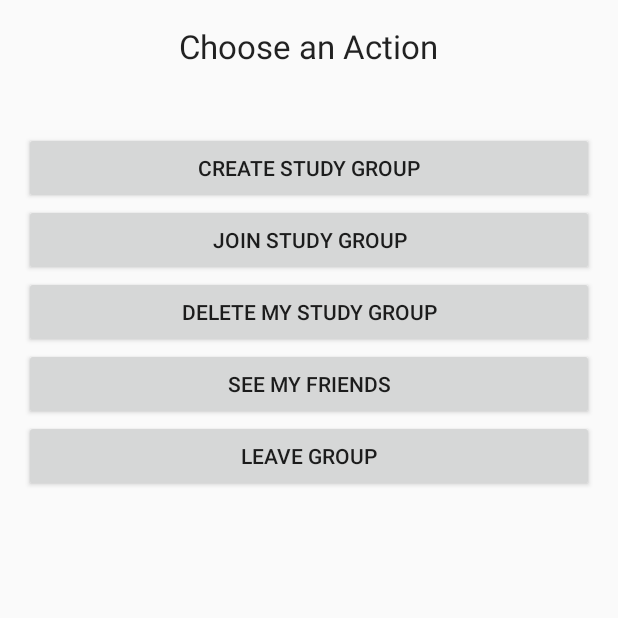
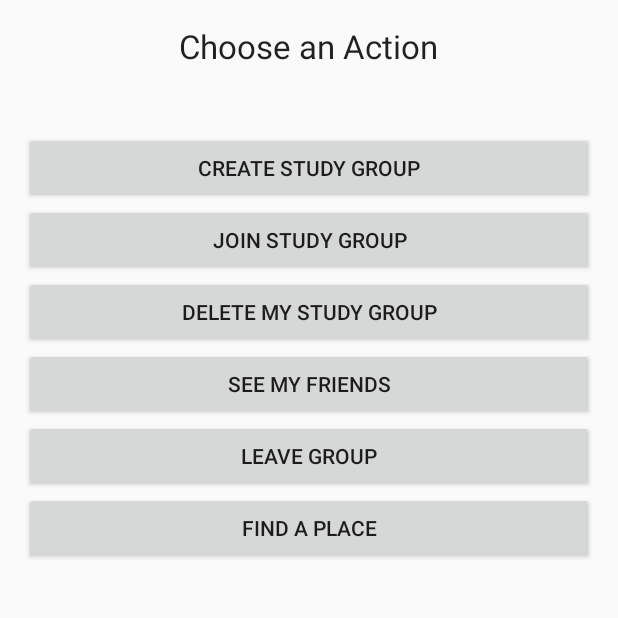
Before and after one commit to IoThingers/SmartLibraryApplication, an Android app: the RegisterActivity screen opened directly, with no data from a screen before it, on a phone screen of 412 x 824 dp, the top half of it. Run offline under Robolectric (Android 15) with nearby library versions, the phone set to English and light mode, and no system bars; libraries missing offline, so code that uses them is left out: com.loopj.android; 2 statements that could not run were skipped.

Commit message:
Integration
Integration

```diff
--- a/SmartLibrary/app/src/main/java/com/google/android/gms/nearby/messages/samples/nearbybackgroundbeacons/RegisterActivity.java
+++ b/SmartLibrary/app/src/main/java/com/google/android/gms/nearby/messages/samples/nearbybackgroundbeacons/RegisterActivity.java
@@ -93,6 +93,7 @@ public class RegisterActivity extends Activity implements GoogleApiClient.Connec
         final Button myfriends = (Button) findViewById(R.id.friends);
         final Button delmygroup = (Button) findViewById(R.id.delete);
         final Button leavegroup = (Button) findViewById(R.id.leave_group);
+        final Button findaplace = (Button) findViewById(R.id.findaplace);
         user = getSharedPreferences(getApplicationContext().getPackageName(),
                 Context.MODE_PRIVATE);
 
@@ -134,6 +135,12 @@ public class RegisterActivity extends Activity implements GoogleApiClient.Connec
                 params.put("user-id", user.getString("userid", "-1"));
                 params.put("group-id",  user.getString("createdgroupid", "-1"));
                 invokeWSDeleteGroup(params);
+            }
+        });
+        findaplace.setOnClickListener(new View.OnClickListener() {
+            @Override
+            public void onClick(View v) {
+                invokeWSSections();
             }
         });
 
@@ -396,6 +403,7 @@ public class RegisterActivity extends Activity implements GoogleApiClient.Connec
     private void invokeWSDeleteGroup(RequestParams params)
     {
         AsyncHttpClient client = new AsyncHttpClient();
+        Log.i(TAG,"sharique delete params = " + params);
         client.delete(getApplicationContext(), Utils.url + "groups/delete-group", null, params, new AsyncHttpResponseHandler() {
             @Override
             public void onSuccess(String content) {
@@ -440,4 +448,46 @@ public class RegisterActivity extends Activity implements GoogleApiClient.Connec
             }
         });
     }
+
+    private void invokeWSSections()
+    {
+        AsyncHttpClient client = new AsyncHttpClient();
+        RequestParams params = new RequestParams();
+        client.get(Utils.url + "sections/get-all-sections", params, new AsyncHttpResponseHandler() {
+            @Override
+            public void onSuccess(int statusCode, String content) {
+                super.onSuccess(statusCode, content);
+
+
+                int responsecode;
+                if (content != null) {
+                    try {
+                        JSONObject jsonObj = new JSONObject(content);
+                        responsecode = jsonObj.getInt("responseCode");
+                        if (responsecode == 200) {
+                            Intent i = new Intent(RegisterActivity.this, PlaceActivity.class);
+                            i.putExtra("jsonresponse", content);
+                            startActivity(i);
+                        } else {
+                            runOnUiThread(new Runnable() {
+                                @Override
+                                public void run() {
+                                    Toast.makeText(getApplicationContext(), "invokeWSSections WebApi response code failure", Toast.LENGTH_LONG).show();
+                                }
+                            });
+
+                        }
+                    } catch (JSONException e) {
+                        e.printStackTrace();
+                    }
+                }
+            }
+
+            @Override
+            public void onFailure(int statusCode, Throwable error, String content) {
+                super.onFailure(statusCode, error, content);
+                Log.i(TAG, "sharique invokeWSSections onFailure " + content);
+            }
+        });
+    }
 }
--- a/SmartLibrary/app/src/main/res/layout/test_main.xml
+++ b/SmartLibrary/app/src/main/res/layout/test_main.xml
@@ -87,4 +87,16 @@ tools:context="com.google.android.gms.nearby.messages.samples.nearbybackgroundbe
         android:layout_alignRight="@+id/friends"
         android:layout_alignEnd="@+id/friends"
         android:singleLine="false" />
+
+    <Button
+        android:layout_width="wrap_content"
+        android:layout_height="wrap_content"
+        android:text="Find a Place"
+        android:id="@+id/findaplace"
+        android:layout_below="@+id/leave_group"
+        android:layout_alignParentLeft="true"
+        android:layout_alignParentStart="true"
+        android:layout_alignParentRight="true"
+        android:layout_alignParentEnd="true"
+        android:singleLine="false" />
 </RelativeLayout>
```
Also changed, not shown: SmartLibrary/app/src/main/AndroidManifest.xml (+10 -12 lines), SmartLibrary/app/src/main/java/com/android/smartlibrary/entities/Section.java (added, +117 -0 lines), SmartLibrary/app/src/main/java/com/google/android/gms/nearby/messages/samples/nearbybackgroundbeacons/CreateGroupActivity.java (+6 -3 lines), SmartLibrary/app/src/main/java/com/google/android/gms/nearby/messages/samples/nearbybackgroundbeacons/PlaceActivity.java (added, +116 -0 lines), SmartLibrary/app/src/main/res/layout/place.xml (added, +52 -0 lines), SmartLibrary/app/src/main/res/drawable-hdpi/section1_green.jpg (added), SmartLibrary/app/src/main/res/drawable-hdpi/section1_red.jpg (added), SmartLibrary/app/src/main/res/drawable-hdpi/section1_yellow.jpg (added), SmartLibrary/app/src/main/res/drawable-hdpi/section2_green.jpg (added), SmartLibrary/app/src/main/res/drawable-hdpi/section2_red.jpg (added), SmartLibrary/app/src/main/res/drawable-hdpi/section2_yellow.jpg (added), SmartLibrary/app/src/main/res/drawable-hdpi/section3_green.jpg (added), SmartLibrary/app/src/main/res/drawable-hdpi/section3_red.jpg (added), SmartLibrary/app/src/main/res/drawable-hdpi/section3_yellow.jpg (added).
